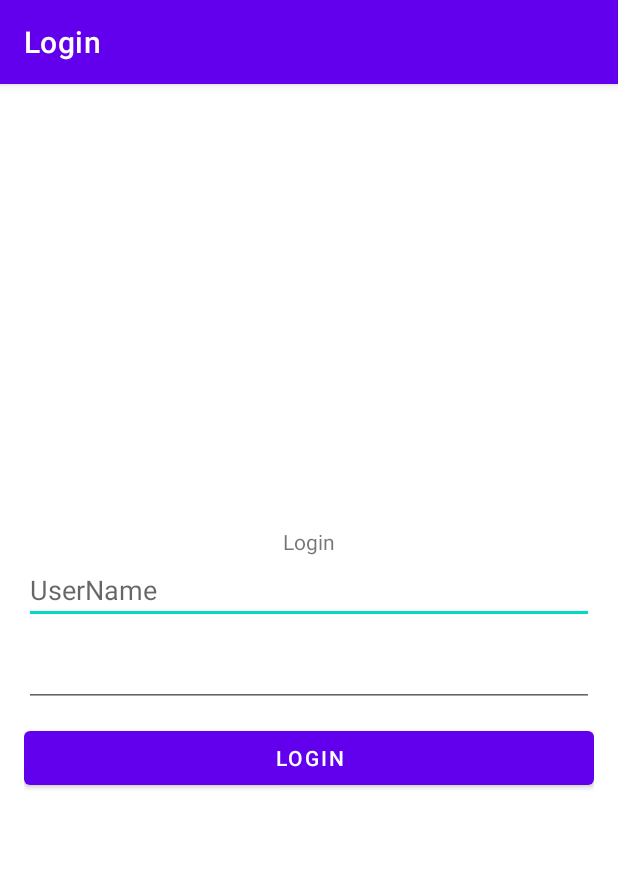
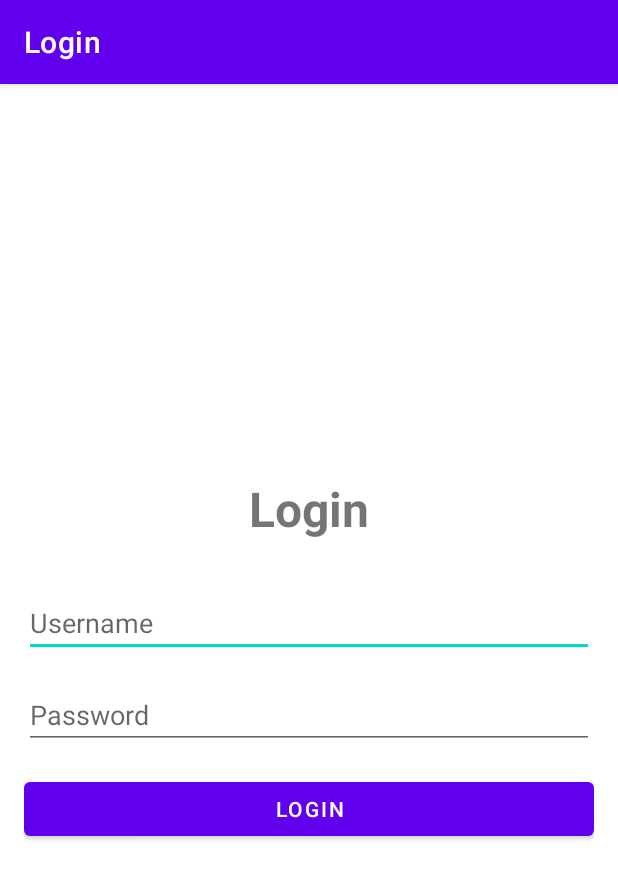
Before and after one commit to sanal-l-s/Login, an Android app: the screen it shows after launch (MainActivity), on a phone screen of 412 x 824 dp. Shown: the top 879 px of the screen. Run offline under Robolectric (Android 15) with nearby library versions, the phone set to English and light mode, and no system bars.

Commit message:
slight update to login page design

```diff
--- a/app/src/main/res/layout/activity_main.xml
+++ b/app/src/main/res/layout/activity_main.xml
@@ -22,30 +22,37 @@
             android:layout_width="match_parent"
             android:layout_height="wrap_content"
             android:gravity="center"
-            android:text="Login" />
+            android:text="Login"
+            android:textSize="32dp"
+            android:textStyle="bold"/>
+
+        <Space
+            android:layout_width="match_parent"
+            android:layout_height="32dp" />
 
         <EditText
             android:id="@+id/editTextTextPersonName"
             android:layout_width="match_parent"
             android:layout_height="wrap_content"
             android:ems="10"
-            android:hint="UserName"
+            android:hint="Username"
             android:inputType="textPersonName" />
 
         <Space
             android:layout_width="match_parent"
-            android:layout_height="10dp" />
+            android:layout_height="16dp" />
 
         <EditText
             android:id="@+id/editTextTextPassword"
             android:layout_width="match_parent"
             android:layout_height="wrap_content"
             android:ems="10"
+            android:hint="Password"
             android:inputType="textPassword" />
 
         <Space
             android:layout_width="match_parent"
-            android:layout_height="10dp" />
+            android:layout_height="16dp" />
 
         <Button
             android:id="@+id/button"
```
